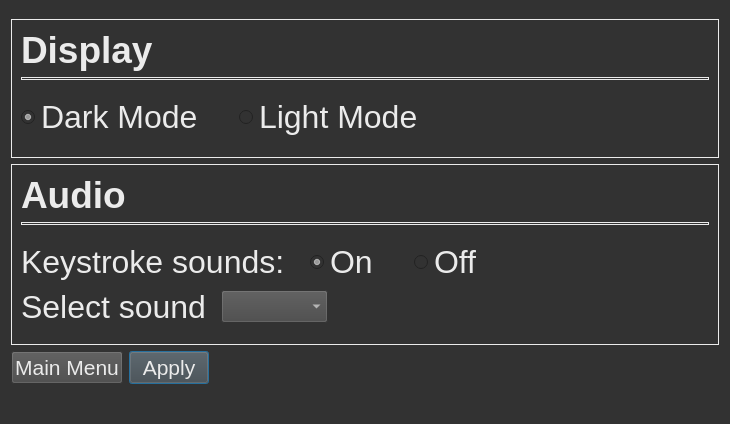
Qt form speed-typer/source_ui/settingsWindow.ui (Rolv-Apneseth/ps-typer) before a commit.
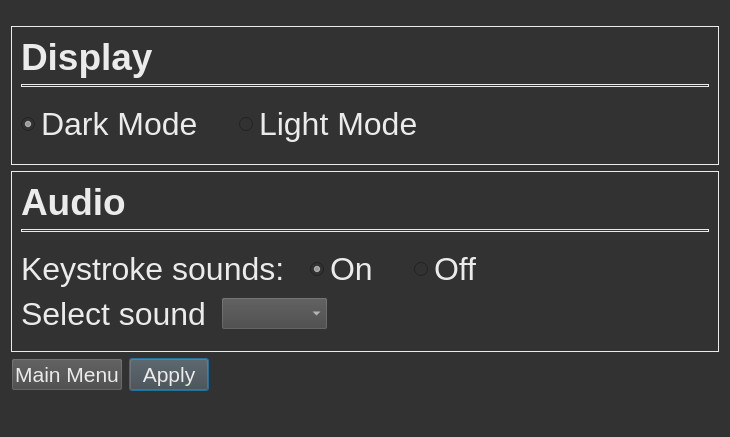
The same form after that commit.

Commit message: Added hover effect to base ui files

Diff of the .ui file:
```diff
--- a/speed-typer/source_ui/settingsWindow.ui
+++ b/speed-typer/source_ui/settingsWindow.ui
@@ -7,7 +7,7 @@
     <x>0</x>
     <y>0</y>
     <width>730</width>
-    <height>424</height>
+    <height>437</height>
    </rect>
   </property>
   <property name="windowTitle">
@@ -15,7 +15,6 @@
   </property>
   <property name="styleSheet">
    <string notr="true">QWidget {
-	
 	background: rgb(50, 50, 50);
 	color: rgb(235, 235, 235);
 	font-size: 24pt;
@@ -30,6 +29,10 @@
 	font-size: 16pt;
 }
 
+QPushButton::hover, QComboBox::hover {
+	background: rgb(90, 90, 90)
+}
+
 QLabel {
 	background: transparent;
 	border: none;
```
The commit also changes 7 other files.
